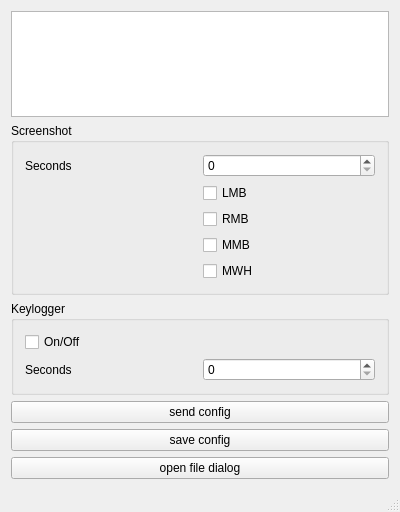
Before: the Qt Designer form src/server/server.ui in DjGorillaz/anomaly-detection-and-monitoring, drawn with Qt 5.
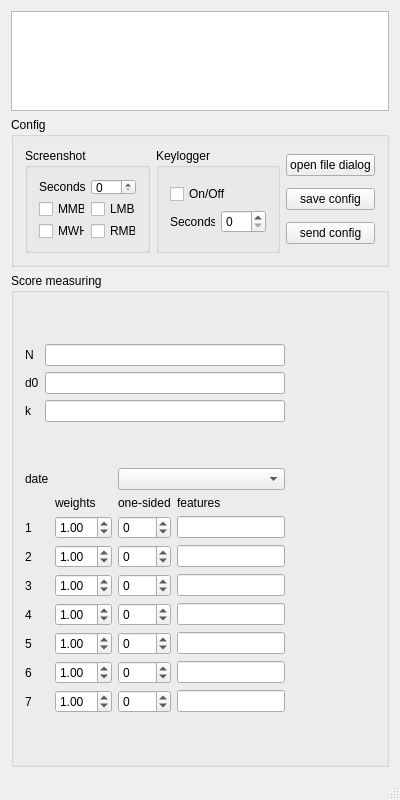
After: the same form once the commit is applied.

Diff of the .ui file:
```diff
--- a/src/server/server.ui
+++ b/src/server/server.ui
@@ -7,7 +7,7 @@
     <x>0</x>
     <y>0</y>
     <width>400</width>
-    <height>512</height>
+    <height>800</height>
    </rect>
   </property>
   <property name="minimumSize">
@@ -21,81 +21,9 @@
   </property>
   <widget class="QWidget" name="centralWidget">
    <layout class="QGridLayout" name="gridLayout_4">
-    <item row="2" column="0">
-     <widget class="QPushButton" name="buttonSendConfig">
-      <property name="text">
-       <string>send config</string>
-      </property>
-     </widget>
-    </item>
-    <item row="3" column="0">
-     <widget class="QPushButton" name="buttonSaveConfig">
-      <property name="text">
-       <string>save config</string>
-      </property>
-     </widget>
-    </item>
     <item row="0" column="0">
      <layout class="QGridLayout" name="gridLayout">
-      <item row="1" column="0">
-       <widget class="QGroupBox" name="groupAction">
-        <property name="title">
-         <string>Screenshot</string>
-        </property>
-        <layout class="QGridLayout" name="gridLayout_7">
-         <item row="0" column="0">
-          <layout class="QGridLayout" name="gridLayoutAction">
-           <item row="2" column="1">
-            <widget class="QCheckBox" name="checkRMB">
-             <property name="text">
-              <string>RMB</string>
-             </property>
-            </widget>
-           </item>
-           <item row="1" column="1">
-            <widget class="QCheckBox" name="checkLMB">
-             <property name="text">
-              <string>LMB</string>
-             </property>
-            </widget>
-           </item>
-           <item row="0" column="1">
-            <widget class="QSpinBox" name="spinSeconds">
-             <property name="maximum">
-              <number>1000</number>
-             </property>
-             <property name="singleStep">
-              <number>10</number>
-             </property>
-            </widget>
-           </item>
-           <item row="0" column="0">
-            <widget class="QLabel" name="labelSeconds">
-             <property name="text">
-              <string>Seconds</string>
-             </property>
-            </widget>
-           </item>
-           <item row="4" column="1">
-            <widget class="QCheckBox" name="checkMWH">
-             <property name="text">
-              <string>MWH</string>
-             </property>
-            </widget>
-           </item>
-           <item row="3" column="1">
-            <widget class="QCheckBox" name="checkMMB">
-             <property name="text">
-              <string>MMB</string>
-             </property>
-            </widget>
-           </item>
-          </layout>
-         </item>
-        </layout>
-       </widget>
-      </item>
-      <item row="0" column="0">
+      <item row="0" column="0" colspan="2">
        <widget class="QTreeView" name="treeUsers">
         <property name="sizePolicy">
          <sizepolicy hsizetype="Expanding" vsizetype="Expanding">
@@ -103,43 +31,542 @@
           <verstretch>0</verstretch>
          </sizepolicy>
         </property>
-       </widget>
-      </item>
-      <item row="2" column="0">
-       <widget class="QGroupBox" name="groupBox">
-        <property name="minimumSize">
+        <property name="maximumSize">
          <size>
-          <width>0</width>
-          <height>0</height>
+          <width>16777215</width>
+          <height>100</height>
          </size>
         </property>
+       </widget>
+      </item>
+      <item row="4" column="0" colspan="2">
+       <widget class="QGroupBox" name="ScoreMeasuring">
         <property name="title">
-         <string>Keylogger</string>
+         <string>Score measuring</string>
         </property>
-        <layout class="QGridLayout" name="gridLayout_3">
+        <layout class="QGridLayout" name="gridLayout_6">
          <item row="0" column="0">
-          <layout class="QGridLayout" name="gridLayout_2">
+          <layout class="QGridLayout" name="gridLayout_8">
+           <property name="sizeConstraint">
+            <enum>QLayout::SetMinimumSize</enum>
+           </property>
+           <property name="topMargin">
+            <number>0</number>
+           </property>
+           <item row="1" column="1">
+            <widget class="QLineEdit" name="d0Line"/>
+           </item>
+           <item row="2" column="0">
+            <widget class="QLabel" name="k">
+             <property name="text">
+              <string>k</string>
+             </property>
+            </widget>
+           </item>
+           <item row="0" column="0">
+            <widget class="QLabel" name="N">
+             <property name="text">
+              <string>N</string>
+             </property>
+            </widget>
+           </item>
+           <item row="2" column="1">
+            <widget class="QLineEdit" name="kLine"/>
+           </item>
+           <item row="0" column="1">
+            <widget class="QLineEdit" name="nLine"/>
+           </item>
            <item row="1" column="0">
-            <widget class="QLabel" name="labelSeconds2">
+            <widget class="QLabel" name="d0">
              <property name="text">
-              <string>Seconds</string>
+              <string>d0</string>
              </property>
             </widget>
            </item>
-           <item row="1" column="1">
-            <widget class="QSpinBox" name="spinSeconds2">
+          </layout>
+         </item>
+         <item row="2" column="0">
+          <layout class="QGridLayout" name="gridLayout_5">
+           <property name="topMargin">
+            <number>0</number>
+           </property>
+           <item row="8" column="4">
+            <widget class="QSpinBox" name="v5">
+             <property name="minimum">
+              <number>-1</number>
+             </property>
              <property name="maximum">
-              <number>1000</number>
+              <number>1</number>
              </property>
+            </widget>
+           </item>
+           <item row="0" column="2">
+            <widget class="QLabel" name="date">
+             <property name="text">
+              <string>date</string>
+             </property>
+            </widget>
+           </item>
+           <item row="5" column="2">
+            <widget class="QLabel" name="feature2">
+             <property name="text">
+              <string>2</string>
+             </property>
+            </widget>
+           </item>
+           <item row="9" column="2">
+            <widget class="QLabel" name="feature6">
+             <property name="text">
+              <string>6</string>
+             </property>
+            </widget>
+           </item>
+           <item row="8" column="2">
+            <widget class="QLabel" name="feature5">
+             <property name="text">
+              <string>5</string>
+             </property>
+            </widget>
+           </item>
+           <item row="4" column="4">
+            <widget class="QSpinBox" name="v1">
+             <property name="minimum">
+              <number>-1</number>
+             </property>
+             <property name="maximum">
+              <number>1</number>
+             </property>
+            </widget>
+           </item>
+           <item row="10" column="2">
+            <widget class="QLabel" name="feature7">
+             <property name="text">
+              <string>7</string>
+             </property>
+            </widget>
+           </item>
+           <item row="7" column="4">
+            <widget class="QSpinBox" name="v4">
+             <property name="minimum">
+              <number>-1</number>
+             </property>
+             <property name="maximum">
+              <number>1</number>
+             </property>
+            </widget>
+           </item>
+           <item row="4" column="2">
+            <widget class="QLabel" name="feature1">
+             <property name="text">
+              <string>1</string>
+             </property>
+            </widget>
+           </item>
+           <item row="2" column="4">
+            <widget class="QLabel" name="onesided">
+             <property name="sizePolicy">
+              <sizepolicy hsizetype="Preferred" vsizetype="Fixed">
+               <horstretch>0</horstretch>
+               <verstretch>0</verstretch>
+              </sizepolicy>
+             </property>
+             <property name="text">
+              <string>one-sided</string>
+             </property>
+            </widget>
+           </item>
+           <item row="6" column="4">
+            <widget class="QSpinBox" name="v3">
+             <property name="minimum">
+              <number>-1</number>
+             </property>
+             <property name="maximum">
+              <number>1</number>
+             </property>
+            </widget>
+           </item>
+           <item row="9" column="4">
+            <widget class="QSpinBox" name="v6">
+             <property name="minimum">
+              <number>-1</number>
+             </property>
+             <property name="maximum">
+              <number>1</number>
+             </property>
+            </widget>
+           </item>
+           <item row="5" column="4">
+            <widget class="QSpinBox" name="v2">
+             <property name="minimum">
+              <number>-1</number>
+             </property>
+             <property name="maximum">
+              <number>1</number>
+             </property>
+            </widget>
+           </item>
+           <item row="7" column="2">
+            <widget class="QLabel" name="feature4">
+             <property name="text">
+              <string>4</string>
+             </property>
+            </widget>
+           </item>
+           <item row="2" column="5">
+            <widget class="QLabel" name="features">
+             <property name="sizePolicy">
+              <sizepolicy hsizetype="Preferred" vsizetype="Fixed">
+               <horstretch>0</horstretch>
+               <verstretch>0</verstretch>
+              </sizepolicy>
+             </property>
+             <property name="text">
+              <string>features</string>
+             </property>
+            </widget>
+           </item>
+           <item row="4" column="5">
+            <widget class="QLineEdit" name="f1">
+             <property name="readOnly">
+              <bool>true</bool>
+             </property>
+            </widget>
+           </item>
+           <item row="6" column="2">
+            <widget class="QLabel" name="feature3">
+             <property name="text">
+              <string>3</string>
+             </property>
+            </widget>
+           </item>
+           <item row="10" column="4">
+            <widget class="QSpinBox" name="v7">
+             <property name="minimum">
+              <number>-1</number>
+             </property>
+             <property name="maximum">
+              <number>1</number>
+             </property>
+            </widget>
+           </item>
+           <item row="7" column="5">
+            <widget class="QLineEdit" name="f4">
+             <property name="readOnly">
+              <bool>true</bool>
+             </property>
+            </widget>
+           </item>
+           <item row="6" column="5">
+            <widget class="QLineEdit" name="f3">
+             <property name="readOnly">
+              <bool>true</bool>
+             </property>
+            </widget>
+           </item>
+           <item row="8" column="5">
+            <widget class="QLineEdit" name="f5">
+             <property name="readOnly">
+              <bool>true</bool>
+             </property>
+            </widget>
+           </item>
+           <item row="5" column="5">
+            <widget class="QLineEdit" name="f2">
+             <property name="readOnly">
+              <bool>true</bool>
+             </property>
+            </widget>
+           </item>
+           <item row="9" column="5">
+            <widget class="QLineEdit" name="f6">
+             <property name="readOnly">
+              <bool>true</bool>
+             </property>
+            </widget>
+           </item>
+           <item row="10" column="5">
+            <widget class="QLineEdit" name="f7">
+             <property name="readOnly">
+              <bool>true</bool>
+             </property>
+            </widget>
+           </item>
+           <item row="0" column="4" colspan="2">
+            <widget class="QComboBox" name="dateComboBox"/>
+           </item>
+           <item row="2" column="3">
+            <widget class="QLabel" name="weights">
+             <property name="text">
+              <string>weights</string>
+             </property>
+            </widget>
+           </item>
+           <item row="4" column="3">
+            <widget class="QDoubleSpinBox" name="w1">
+             <property name="decimals">
+              <number>2</number>
+             </property>
+             <property name="maximum">
+              <double>10.000000000000000</double>
+             </property>
              <property name="singleStep">
               <number>10</number>
              </property>
+             <property name="value">
+              <double>1.000000000000000</double>
+             </property>
             </widget>
            </item>
-           <item row="0" column="0" colspan="2">
-            <widget class="QCheckBox" name="checkOnOff">
+           <item row="5" column="3">
+            <widget class="QDoubleSpinBox" name="w2">
+             <property name="maximum">
+              <double>10.000000000000000</double>
+             </property>
+             <property name="singleStep">
+              <double>0.100000000000000</double>
+             </property>
+             <property name="value">
+              <double>1.000000000000000</double>
+             </property>
+            </widget>
+           </item>
+           <item row="6" column="3">
+            <widget class="QDoubleSpinBox" name="w3">
+             <property name="maximum">
+              <double>10.000000000000000</double>
+             </property>
+             <property name="singleStep">
+              <double>0.100000000000000</double>
+             </property>
+             <property name="value">
+              <double>1.000000000000000</double>
+             </property>
+            </widget>
+           </item>
+           <item row="7" column="3">
+            <widget class="QDoubleSpinBox" name="w4">
+             <property name="maximum">
+              <double>10.000000000000000</double>
+             </property>
+             <property name="singleStep">
+              <double>0.100000000000000</double>
+             </property>
+             <property name="value">
+              <double>1.000000000000000</double>
+             </property>
+            </widget>
+           </item>
+           <item row="8" column="3">
+            <widget class="QDoubleSpinBox" name="w5">
+             <property name="maximum">
+              <double>10.000000000000000</double>
+             </property>
+             <property name="singleStep">
+              <double>0.100000000000000</double>
+             </property>
+             <property name="value">
+              <double>1.000000000000000</double>
+             </property>
+            </widget>
+           </item>
+           <item row="9" column="3">
+            <widget class="QDoubleSpinBox" name="w6">
+             <property name="maximum">
+              <double>10.000000000000000</double>
+             </property>
+             <property name="singleStep">
+              <double>0.100000000000000</double>
+             </property>
+             <property name="value">
+              <double>1.000000000000000</double>
+             </property>
+            </widget>
+           </item>
+           <item row="10" column="3">
+            <widget class="QDoubleSpinBox" name="w7">
+             <property name="maximum">
+              <double>10.000000000000000</double>
+             </property>
+             <property name="singleStep">
+              <double>0.100000000000000</double>
+             </property>
+             <property name="value">
+              <double>1.000000000000000</double>
+             </property>
+            </widget>
+           </item>
+          </layout>
+         </item>
+         <item row="2" column="1">
+          <spacer name="horizontalSpacer">
+           <property name="orientation">
+            <enum>Qt::Horizontal</enum>
+           </property>
+           <property name="sizeHint" stdset="0">
+            <size>
+             <width>40</width>
+             <height>20</height>
+            </size>
+           </property>
+          </spacer>
+         </item>
+        </layout>
+       </widget>
+      </item>
+      <item row="1" column="0" colspan="2">
+       <widget class="QGroupBox" name="Config">
+        <property name="sizePolicy">
+         <sizepolicy hsizetype="Preferred" vsizetype="Fixed">
+          <horstretch>0</horstretch>
+          <verstretch>0</verstretch>
+         </sizepolicy>
+        </property>
+        <property name="title">
+         <string>Config</string>
+        </property>
+        <layout class="QGridLayout" name="gridLayout_9">
+         <item row="0" column="0">
+          <widget class="QGroupBox" name="Screenshot">
+           <property name="sizePolicy">
+            <sizepolicy hsizetype="Preferred" vsizetype="Minimum">
+             <horstretch>0</horstretch>
+             <verstretch>0</verstretch>
+            </sizepolicy>
+           </property>
+           <property name="maximumSize">
+            <size>
+             <width>16777215</width>
+             <height>105</height>
+            </size>
+           </property>
+           <property name="title">
+            <string>Screenshot</string>
+           </property>
+           <layout class="QGridLayout" name="gridLayout_7">
+            <item row="0" column="0">
+             <layout class="QGridLayout" name="gridLayoutAction">
+              <item row="2" column="1">
+               <widget class="QCheckBox" name="checkRMB">
+                <property name="text">
+                 <string>RMB</string>
+                </property>
+               </widget>
+              </item>
+              <item row="1" column="1">
+               <widget class="QCheckBox" name="checkLMB">
+                <property name="text">
+                 <string>LMB</string>
+                </property>
+               </widget>
+              </item>
+              <item row="0" column="1">
+               <widget class="QSpinBox" name="spinSeconds">
+                <property name="maximum">
+                 <number>1000</number>
+                </property>
+                <property name="singleStep">
+                 <number>10</number>
+                </property>
+               </widget>
+              </item>
+              <item row="0" column="0">
+               <widget class="QLabel" name="labelSeconds">
+                <property name="text">
+                 <string>Seconds</string>
+                </property>
+               </widget>
+              </item>
+              <item row="1" column="0">
+               <widget class="QCheckBox" name="checkMMB">
+                <property name="text">
+                 <string>MMB</string>
+                </property>
+               </widget>
+              </item>
+              <item row="2" column="0">
+               <widget class="QCheckBox" name="checkMWH">
+                <property name="text">
+                 <string>MWH</string>
+                </property>
+               </widget>
+              </item>
+             </layout>
+            </item>
+           </layout>
+          </widget>
+         </item>
+         <item row="0" column="1">
+          <widget class="QGroupBox" name="Keylogger">
+           <property name="minimumSize">
+            <size>
+             <width>0</width>
+             <height>0</height>
+            </size>
+           </property>
+           <property name="maximumSize">
+            <size>
+             <width>16777215</width>
+             <height>16777215</height>
+            </size>
+           </property>
+           <property name="title">
+            <string>Keylogger</string>
+           </property>
+           <layout class="QGridLayout" name="gridLayout_3">
+            <item row="0" column="0">
+             <layout class="QGridLayout" name="gridLayout_2">
+              <item row="1" column="0">
+               <widget class="QLabel" name="labelSeconds2">
+                <property name="text">
+                 <string>Seconds</string>
+                </property>
+               </widget>
+              </item>
+              <item row="1" column="1">
+               <widget class="QSpinBox" name="spinSeconds2">
+                <property name="maximum">
+                 <number>1000</number>
+                </property>
+                <property name="singleStep">
+                 <number>10</number>
+                </property>
+               </widget>
+              </item>
+              <item row="0" column="0" colspan="2">
+               <widget class="QCheckBox" name="checkOnOff">
+                <property name="text">
+                 <string>On/Off</string>
+                </property>
+               </widget>
+              </item>
+             </layout>
+            </item>
+           </layout>
+          </widget>
+         </item>
+         <item row="0" column="2">
+          <layout class="QVBoxLayout" name="verticalLayout">
+           <item>
+            <widget class="QPushButton" name="buttonFileDialog">
+             <property name="styleSheet">
+              <string notr="true"/>
+             </property>
              <property name="text">
-              <string>On/Off</string>
+              <string>open file dialog</string>
+             </property>
+            </widget>
+           </item>
+           <item>
+            <widget class="QPushButton" name="buttonSaveConfig">
+             <property name="text">
+              <string>save config</string>
+             </property>
+            </widget>
+           </item>
+           <item>
+            <widget class="QPushButton" name="buttonSendConfig">
+             <property name="text">
+              <string>send config</string>
              </property>
             </widget>
            </item>
@@ -150,16 +577,6 @@
       </item>
      </layout>
     </item>
-    <item row="4" column="0">
-     <widget class="QPushButton" name="buttonFileDialog">
-      <property name="styleSheet">
-       <string notr="true"/>
-      </property>
-      <property name="text">
-       <string>open file dialog</string>
-      </property>
-     </widget>
-    </item>
    </layout>
   </widget>
   <widget class="QMenuBar" name="menuBar">
```
Left out of the diff: 2 changed lines with no effect on the pictures.
